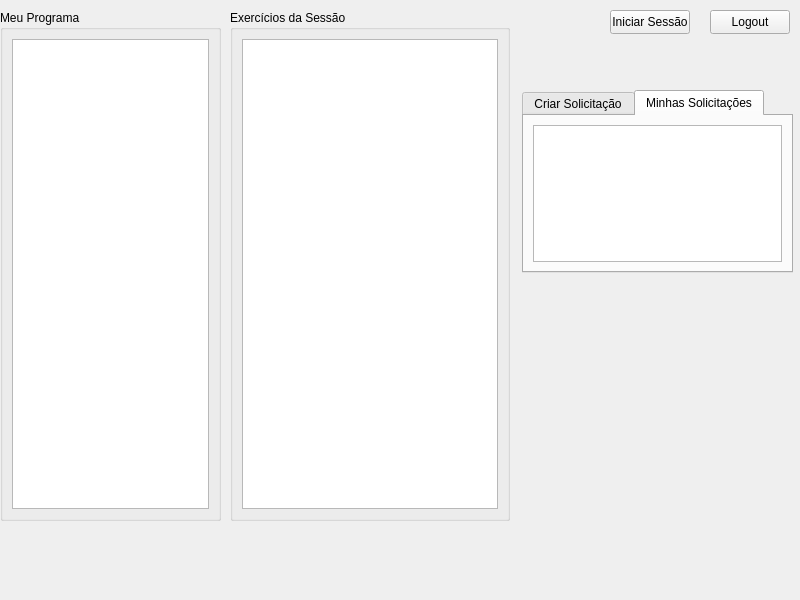
Before: the Qt Designer form ClienteWindow.ui in luizafcamerini/ModelagemSoftware, drawn with Qt 5.
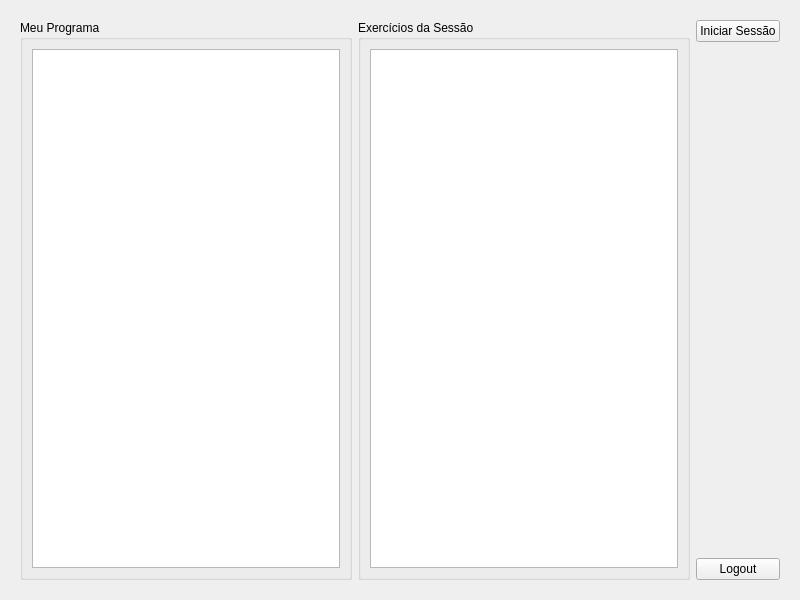
After: the same form once the commit is applied. The open tabs and pages were chosen to show the change.

Commit message: criacao de programa

What changed in the file:
```diff
--- a/ClienteWindow.ui
+++ b/ClienteWindow.ui
@@ -13,60 +13,18 @@
   <property name="windowTitle">
    <string>MainWindow</string>
   </property>
-  <widget class="QPushButton" name="sessao_button">
-   <property name="geometry">
-    <rect>
-     <x>610</x>
-     <y>10</y>
-     <width>80</width>
-     <height>24</height>
-    </rect>
-   </property>
-   <property name="text">
-    <string>Iniciar Sessão</string>
-   </property>
-  </widget>
-  <widget class="QGroupBox" name="groupBox">
-   <property name="geometry">
-    <rect>
-     <x>0</x>
-     <y>10</y>
-     <width>221</width>
-     <height>511</height>
-    </rect>
-   </property>
-   <property name="title">
-    <string>Meu Programa</string>
-   </property>
-   <layout class="QGridLayout" name="gridLayout_3">
+  <layout class="QGridLayout" name="gridLayout_5">
     <item row="0" column="0">
-     <widget class="QListWidget" name="programa_list"/>
-    </item>
-   </layout>
-  </widget>
-  <widget class="QGroupBox" name="groupBox_2">
-   <property name="geometry">
-    <rect>
-     <x>230</x>
-     <y>10</y>
-     <width>280</width>
-     <height>511</height>
-    </rect>
-   </property>
-   <property name="title">
-    <string>Exercícios da Sessão</string>
-   </property>
-   <layout class="QGridLayout" name="gridLayout_4">
-    <item row="0" column="0">
-     <widget class="QListWidget" name="exercicios_sessao_list"/>
-    </item>
-   </layout>
-  </widget>
+    <widget class="QStackedWidget" name="stackedWidget">
+     <property name="currentIndex">
+      <number>1</number>
+     </property>
+     <widget class="QWidget" name="page_3">
   <widget class="QTabWidget" name="tabWidget">
    <property name="geometry">
     <rect>
-     <x>522</x>
-     <y>90</y>
+         <x>10</x>
+         <y>70</y>
      <width>271</width>
      <height>183</height>
     </rect>
@@ -145,19 +103,69 @@
     </layout>
    </widget>
   </widget>
+     </widget>
+     <widget class="QWidget" name="page_4">
+      <layout class="QHBoxLayout" name="horizontalLayout_2">
+       <item>
+        <widget class="QGroupBox" name="groupBox">
+         <property name="title">
+          <string>Meu Programa</string>
+         </property>
+         <layout class="QGridLayout" name="gridLayout_3">
+          <item row="0" column="1">
+           <widget class="QTableWidget" name="tableWidget"/>
+          </item>
+         </layout>
+        </widget>
+       </item>
+       <item>
+        <widget class="QGroupBox" name="groupBox_2">
+         <property name="title">
+          <string>Exercícios da Sessão</string>
+         </property>
+         <layout class="QGridLayout" name="gridLayout_4">
+          <item row="0" column="0">
+           <widget class="QListWidget" name="exercicios_sessao_list"/>
+          </item>
+         </layout>
+        </widget>
+       </item>
+       <item>
+        <layout class="QGridLayout" name="gridLayout_7">
+         <item row="0" column="0">
+          <widget class="QPushButton" name="sessao_button">
+           <property name="text">
+            <string>Iniciar Sessão</string>
+           </property>
+          </widget>
+         </item>
+         <item row="2" column="0">
   <widget class="QPushButton" name="logout_button">
-   <property name="geometry">
-    <rect>
-     <x>710</x>
-     <y>10</y>
-     <width>80</width>
-     <height>24</height>
-    </rect>
-   </property>
    <property name="text">
     <string>Logout</string>
    </property>
   </widget>
+         </item>
+         <item row="1" column="0">
+          <spacer name="verticalSpacer">
+           <property name="orientation">
+            <enum>Qt::Vertical</enum>
+           </property>
+           <property name="sizeHint" stdset="0">
+            <size>
+             <width>20</width>
+             <height>40</height>
+            </size>
+           </property>
+          </spacer>
+         </item>
+        </layout>
+       </item>
+      </layout>
+     </widget>
+    </widget>
+   </item>
+  </layout>
  </widget>
  <resources/>
  <connections/>
```
Left out of the diff: 2 changed lines with no effect on the pictures. Lines whose indentation alone changed are shown as unchanged. The commit also changes 10 other files.
